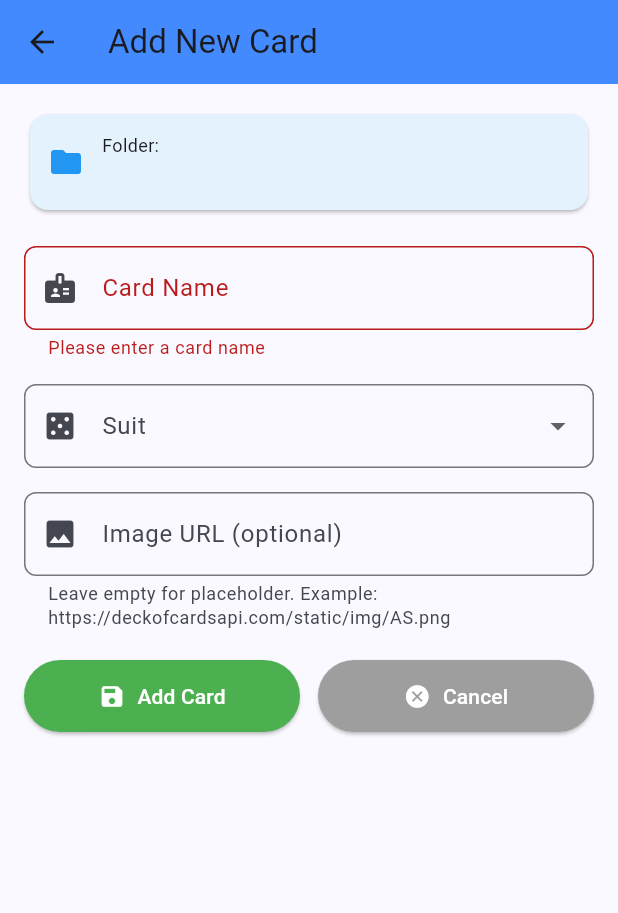
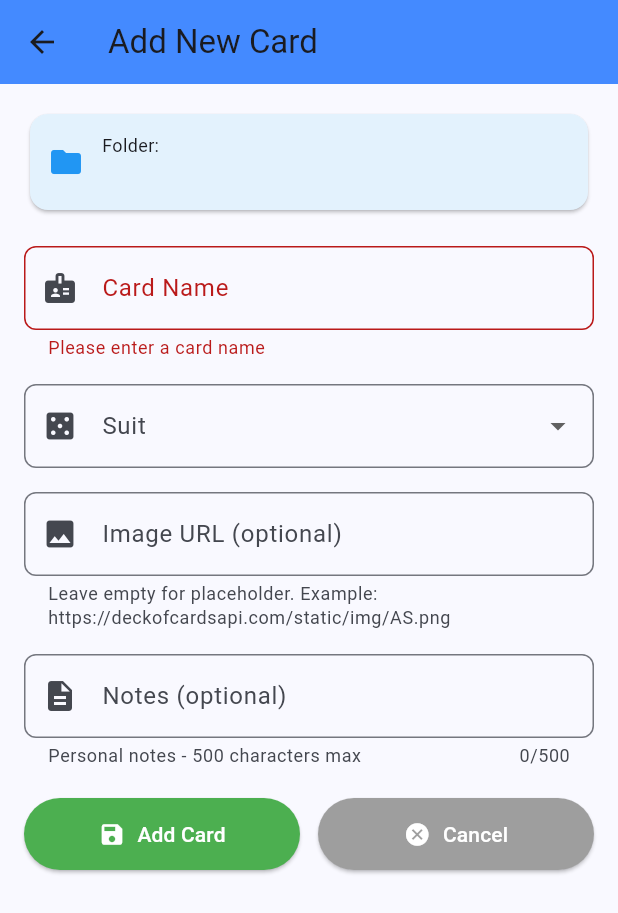
Before and after one commit to kaiser1x/CW-08-Part2, a Flutter app: the AddEditCardScreen screen opened directly with empty values, after a tap on "Add Card", on a phone screen of 412 x 824 dp. Shown: the top 913 px of the screen. Run offline on Flutter 3.47's test engine with Material 3 defaults, Android fonts, the phone set to English and light mode, and no system bars; our stand-ins replace sqflite; accounts and stored records are empty.

Commit message:
Favorite system, notes system, duplication, advanced filtering, context menu, and enhanced card display

```diff
--- a/lib/repositories/card_repository.dart
+++ b/lib/repositories/card_repository.dart
@@ -138,3 +138,4 @@ class CardRepository {
       whereArgs: [cardId],
     );
   }
+}
--- a/lib/screens/add_edit_card_screen.dart
+++ b/lib/screens/add_edit_card_screen.dart
@@ -72,6 +72,9 @@ class _AddEditCardScreenState extends State<AddEditCardScreen> {
               ? null
               : _imageUrlController.text.trim(),
           folderId: widget.folder.id!,
+          notes: _notesController.text.trim().isEmpty
+              ? null
+              : _notesController.text.trim(),
         );
         await _cardRepository.insertCard(newCard);
         if (mounted) {
@@ -90,6 +93,9 @@ class _AddEditCardScreenState extends State<AddEditCardScreen> {
           imageUrl: _imageUrlController.text.trim().isEmpty
               ? null
               : _imageUrlController.text.trim(),
+          notes: _notesController.text.trim().isEmpty
+              ? null
+              : _notesController.text.trim(),
         );
         await _cardRepository.updateCard(updatedCard);
         if (mounted) {
@@ -230,6 +236,23 @@ class _AddEditCardScreenState extends State<AddEditCardScreen> {
                   return null;
                 },
               ),
+              const SizedBox(height: 16),
+
+              // Notes field
+              TextFormField(
+                controller: _notesController,
+                maxLines: null,
+                maxLength: 500,
+                decoration: InputDecoration(
+                  labelText: 'Notes (optional)',
+                  hintText: 'Add personal notes about this card...',
+                  prefixIcon: const Icon(Icons.description),
+                  border: OutlineInputBorder(
+                    borderRadius: BorderRadius.circular(8),
+                  ),
+                  helperText: 'Personal notes - 500 characters max',
+                ),
+              ),
               const SizedBox(height: 20),
 
               // Image preview
--- a/lib/screens/settings_screen.dart
+++ b/lib/screens/settings_screen.dart
@@ -27,7 +27,7 @@ class _SettingsScreenState extends State<SettingsScreen> {
   /// Reset the database and recreate folders and cards.
   /// New folders are added based on the selected suit count.
   Future<void> _resetDatabase(int suitCount) async {
-    final primaryContext = context; // Save a reference to avoid ambiguity
+    final BuildContext primaryContext = context as BuildContext;
 
     final confirmed = await showDialog<bool>(
       context: primaryContext,
@@ -260,7 +260,7 @@ class _SettingsScreenState extends State<SettingsScreen> {
 
   /// Show a dialog listing all app features.
   void _showFeatures() {
-    final primaryContext = context;
+    final BuildContext primaryContext = context as BuildContext;
 
     showDialog(
       context: primaryContext,
```
